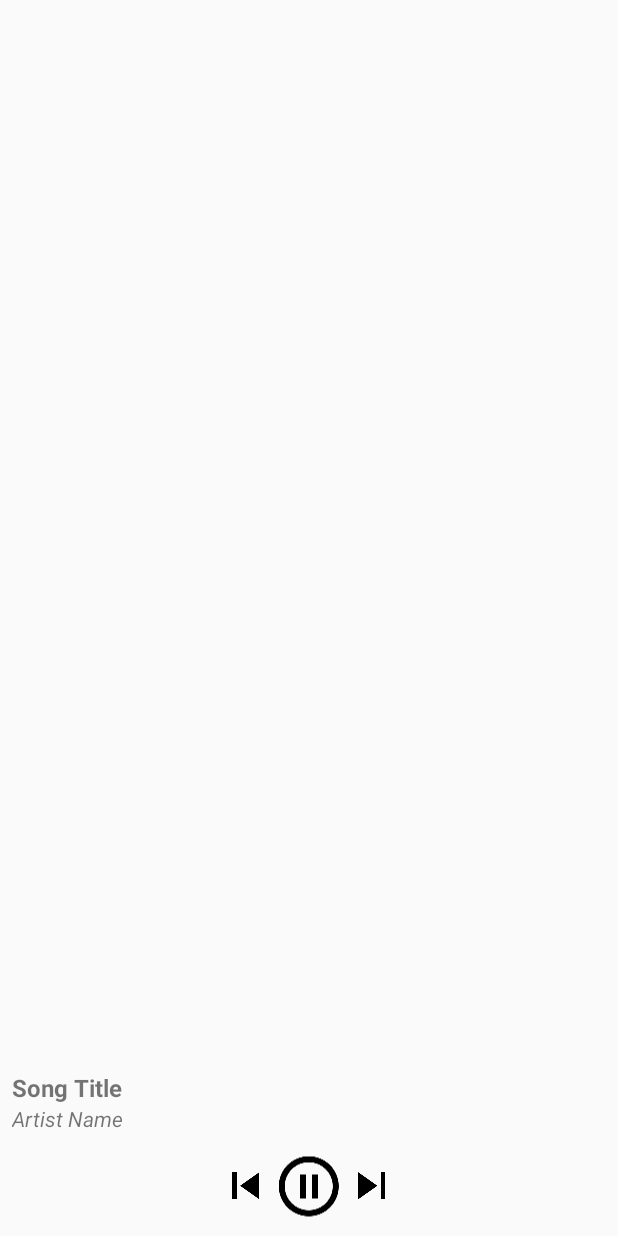
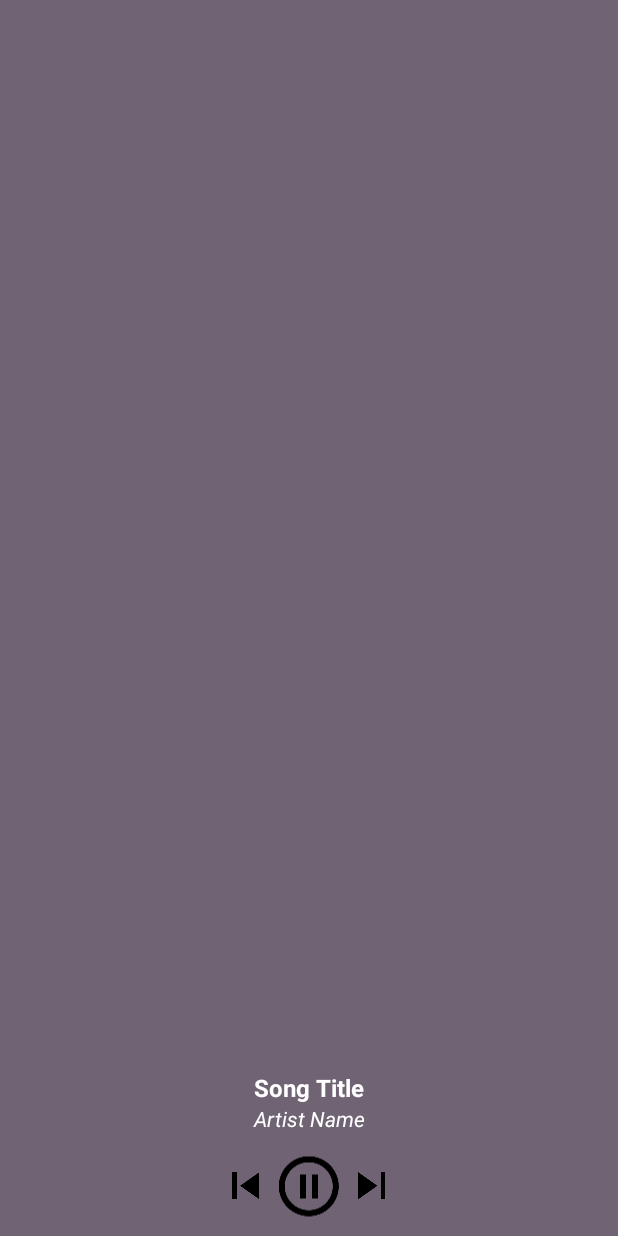
Before and after one commit to JCovarrubias7/MusicAppUdacity, an Android app: the layout now_playing_layout.xml on its own in the app's theme, with its tools: preview values and no code run, on a phone screen of 412 x 824 dp. Run offline under Robolectric (Android 15) with nearby library versions, the phone set to English and light mode, and no system bars.

Commit message:
Adjust colors

```diff
--- a/app/src/main/res/layout/grid_view.xml
+++ b/app/src/main/res/layout/grid_view.xml
@@ -7,5 +7,6 @@
     android:verticalSpacing="@dimen/grid_view_spacing"
     android:horizontalSpacing="@dimen/grid_view_spacing"
     android:stretchMode="columnWidth"
+    android:background="@color/category_albums"
     android:gravity="center"
     />
--- a/app/src/main/res/layout/now_playing_layout.xml
+++ b/app/src/main/res/layout/now_playing_layout.xml
@@ -3,6 +3,7 @@
     xmlns:tools="http://schemas.android.com/tools"
     android:layout_width="match_parent"
     android:layout_height="match_parent"
+    android:background="@color/category_songs"
     android:orientation="vertical">
 
     <ImageView
@@ -17,9 +18,8 @@
         android:id="@+id/now_playing_song_view"
         android:layout_width="match_parent"
         android:layout_height="@dimen/now_playing_text_view_height"
-        android:layout_marginLeft="@dimen/now_playing_text_view_margin"
-        android:layout_marginStart="@dimen/now_playing_text_view_margin"
-        android:gravity="bottom"
+        android:textColor="@android:color/white"
+        android:gravity="center_horizontal"
         android:textSize="@dimen/songs_text_view_text_size"
         android:textStyle="bold"
         tools:text="Song Title" />
@@ -28,8 +28,8 @@
         android:id="@+id/now_playing_artist_view"
         android:layout_width="match_parent"
         android:layout_height="@dimen/now_playing_text_view_height"
-        android:layout_marginLeft="@dimen/now_playing_text_view_margin"
-        android:layout_marginStart="@dimen/now_playing_text_view_margin"
+        android:textColor="@android:color/white"
+        android:gravity="center_horizontal"
         android:textStyle="italic"
         tools:text="Artist Name" />
 
```
